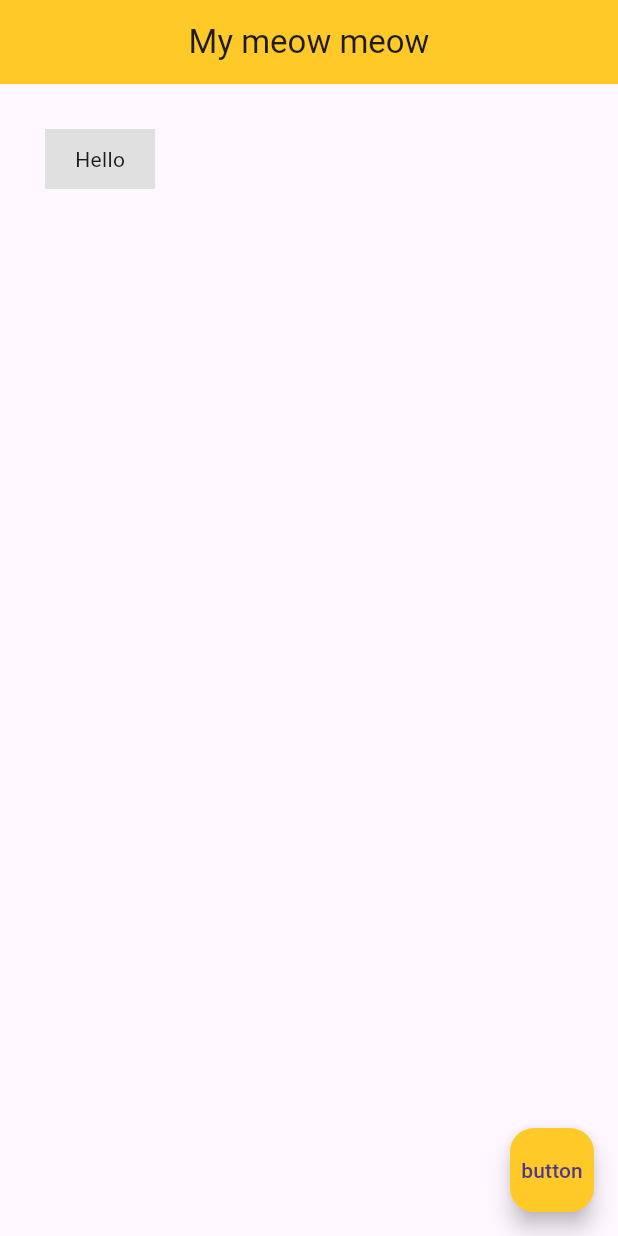
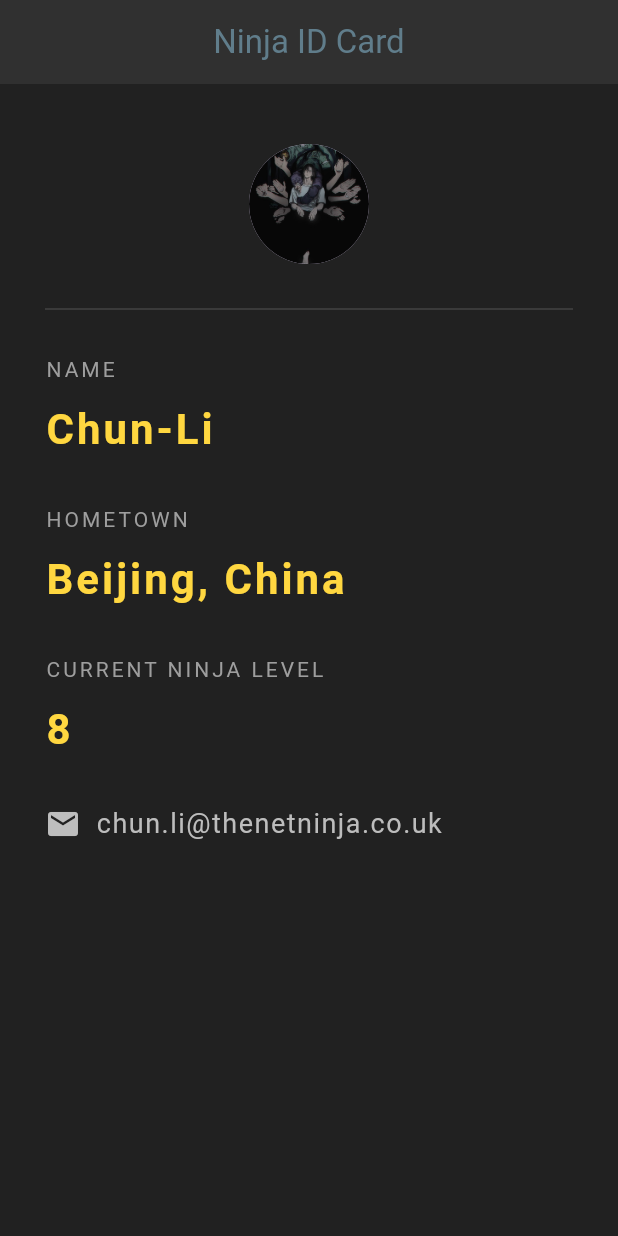
Before and after one commit to jaskirat-26/flutterTutorial, a Flutter app: the screen it shows after launch, on a phone screen of 412 x 824 dp. Run offline on Flutter 3.47's test engine with Material 3 defaults, Android fonts, the phone set to English and light mode, and no system bars; Roboto replaces fonts that are missing (fonts/PermanentMarker-Regular.ttf).

Commit message:
mini project done

```diff
--- a/lib/main.dart
+++ b/lib/main.dart
@@ -1,37 +1,114 @@
-import 'dart:math';
-
 import 'package:flutter/material.dart';
 
-void main() {
-  runApp(const MaterialApp(
-    home: Home(),
-  ));
-}
+void main() => runApp(MaterialApp(
+  home: NinjaCard(),
+));
 
-class Home  extends StatelessWidget {
-  const Home ({super.key});
-
+class NinjaCard extends StatelessWidget {
   @override
   Widget build(BuildContext context) {
     return Scaffold(
+      backgroundColor: Colors.grey[900],
       appBar: AppBar(
-        title: const Text("My meow meow"),
+        title: const Text('Ninja ID Card',
+          style: TextStyle(
+            color: Colors.blueGrey,
+            fontFamily: "fonts/PermanentMarker-Regular.ttf"),),
         centerTitle: true,
-        backgroundColor: Colors.amber[400],
+        backgroundColor: Colors.grey[850],
+        elevation: 0.0,
       ),
-      body: Container(
-        padding: const EdgeInsets.symmetric(horizontal: 20.0, vertical: 10),
-        margin : const EdgeInsets.all(30),
-        color: Colors.grey[300],
-        child: const Text("Hello"),
+      body: Padding(
+        padding: const EdgeInsets.fromLTRB(30.0, 40.0, 30.0, 0),
+        child: Column(
+          crossAxisAlignment: CrossAxisAlignment.start,
+          children: <Widget>[
+            const Center(
+              child: CircleAvatar(
+                radius: 40.0,
+                backgroundImage: AssetImage('assets/tojiPaji.jpg'),
+              ),
+            ),
+            Divider(
+              color: Colors.grey[800],
+              height: 60.0,
+            ),
+            const Text(
+              'NAME',
+              style: TextStyle(
+                color: Colors.grey,
+                letterSpacing: 2.0,
+              ),
+            ),
+            const SizedBox(height: 10.0),
+            Text(
+              'Chun-Li',
+              style: TextStyle(
+                color: Colors.amberAccent[200],
+                fontWeight: FontWeight.bold,
+                fontSize: 28.0,
+                letterSpacing: 2.0,
+              ),
+            ),
+            const SizedBox(height: 30.0),
+            const Text(
+              'HOMETOWN',
+              style: TextStyle(
+                color: Colors.grey,
+                letterSpacing: 2.0,
+              ),
+            ),
+            const SizedBox(height: 10.0),
+            Text(
+              'Beijing, China',
+              style: TextStyle(
+                color: Colors.amberAccent[200],
+                fontWeight: FontWeight.bold,
+                fontSize: 28.0,
+                letterSpacing: 2.0,
+              ),
+            ),
+
+            const SizedBox(height: 30.0),
+            const Text(
+              'CURRENT NINJA LEVEL',
+              style: TextStyle(
+                color: Colors.grey,
+                letterSpacing: 2.0,
+              ),
+            ),
+
+            const SizedBox(height: 10.0),
+            Text(
+              '8',
+              style: TextStyle(
+                color: Colors.amberAccent[200],
+                fontWeight: FontWeight.bold,
+                fontSize: 28.0,
+                letterSpacing: 2.0,
+              ),
+            ),
+            const SizedBox(height: 30.0),
+            Row(
+              children: <Widget>[
+                Icon(
+                  Icons.email,
+                  color: Colors.grey[400],
+                ),
+                const SizedBox(width: 10.0),
+                Text(
+                  'chun.li@thenetninja.co.uk',
+                  style: TextStyle(
+                    color: Colors.grey[400],
+                    fontSize: 18.0,
+                    letterSpacing: 1.0,
+                  ),
+                )
+              ],
+            ),
+          ],
+        ),
       ),
-
-      floatingActionButton: FloatingActionButton(
-        onPressed:() => {
-          debugPrint("Meow")
-        },
-        backgroundColor: Colors.amber[400],
-        child: const Text("button"),),
     );
   }
 }
```
